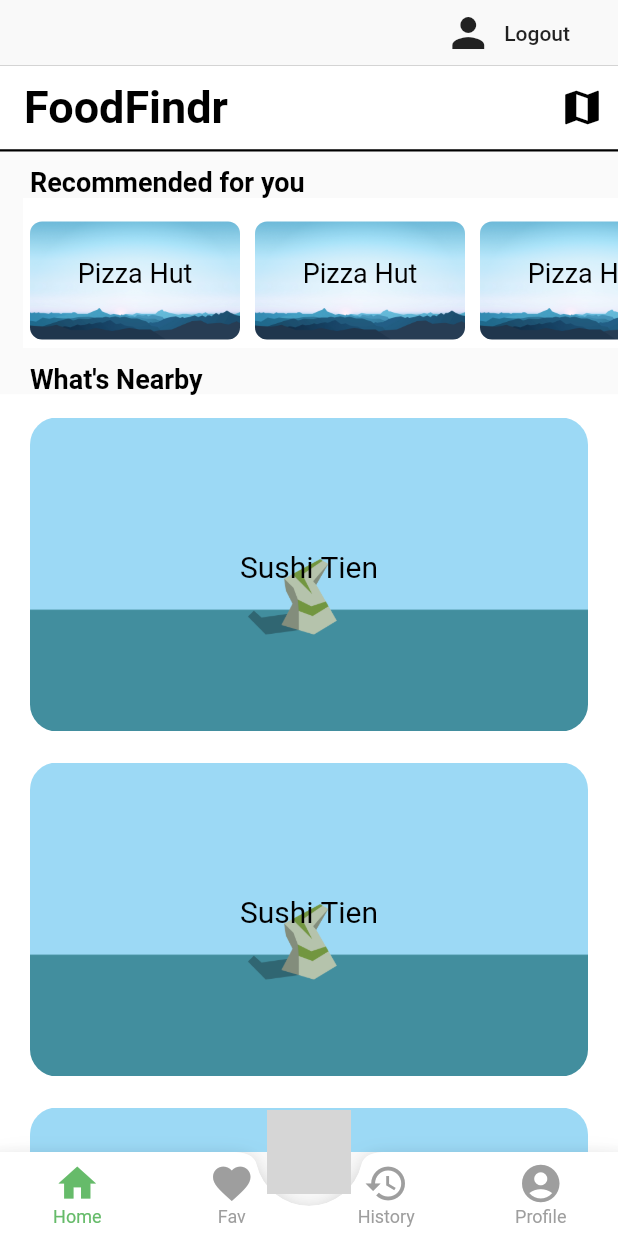
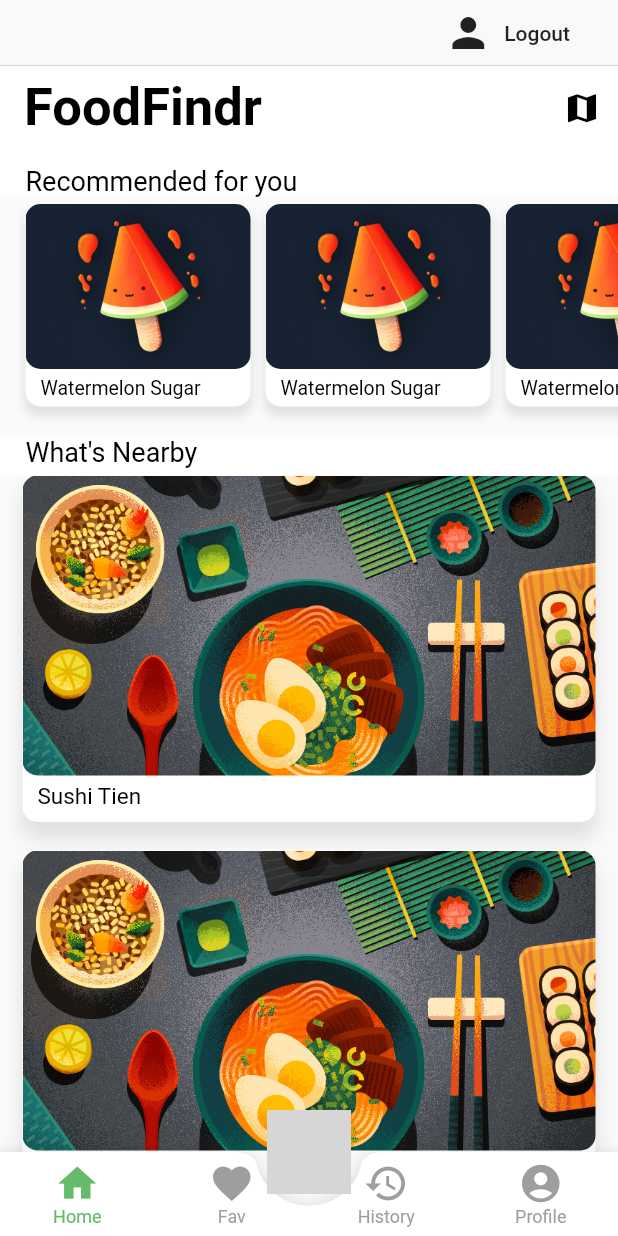
Before and after one commit to eric-li18/foodfindr, a Flutter app: the screen it shows once a user with an empty profile is signed in, on a phone screen of 412 x 824 dp. Run offline on Flutter 3.47's test engine with Material 2 defaults, Android fonts, the phone set to English and light mode, and no system bars; our stand-ins replace firebase_auth, flutter_signin_button, font_awesome_flutter, google_sign_in; missing offline and left inert: flutter_facebook_login, flutter_speed_dial_material_design; accounts and stored records are empty; Roboto replaces fonts that are missing (Futura Medium); grey boxes are pictures that could not be loaded.

Commit message:
Modified home page, adding drop shadows and moved text position

```diff
--- a/lib/screens/home/home.dart
+++ b/lib/screens/home/home.dart
@@ -18,9 +18,10 @@ class _HomePageState extends State<HomePage> {
               title: Text(
                 'FoodFindr',
                 style: TextStyle(
+                  fontFamily: 'Futura Medium',
                   color: Colors.black,
                   fontWeight: FontWeight.bold,
-                  fontSize: 30,
+                  fontSize: 35,
                 )
               ),
               actions: <Widget>[
@@ -28,68 +29,89 @@ class _HomePageState extends State<HomePage> {
                   icon: Icon(
                     Icons.map,
                     color: Colors.black,
-                    size: 30,
+                    size: 25,
                   ),
                   onPressed: null,
                 )
               ],
               elevation: 0,
               backgroundColor: Colors.white,
-              bottom: PreferredSize(
-                child: Container(
-                  color: Colors.black,
-                  height: 1.5,
-                ),
-                preferredSize: Size.fromHeight(1.0)
-              ),
+              // bottom: PreferredSize(
+              //   child: Container(
+              //     color: Colors.black,
+              //     height: 1.5,
+              //   ),
+              //   preferredSize: Size.fromHeight(1.0)
+              // ),
             ),
 
             SliverToBoxAdapter(
               child: Container(
+                color: Colors.white,
                 child: Text(
                   'Recommended for you',
                   style: TextStyle(
+                    fontFamily: 'Futura Medium',
                     color: Colors.black,
                     fontSize: 18,
-                    fontWeight: FontWeight.bold,
+                    // fontWeight: FontWeight.bold,
                   ),
                 ),
-                padding: EdgeInsets.only(left: 20, top: 10),
+                padding: EdgeInsets.only(left: 17, top: 10),
               )
             ),
 
             SliverToBoxAdapter(
               child: Container(
-                padding: EdgeInsets.only(left: 15),
-                height: 100.0,
+                padding: EdgeInsets.only(left: 12, top: 5),
+                height: 160,
                 child: ListView.builder(
                   scrollDirection: Axis.horizontal,
                   itemCount: 10,
                   itemBuilder: (BuildContext context, int index) {
                     return Container(
                       width: 150.0,
-                      color: Colors.white,
-                      child: Stack(
+                      // color: Colors.white,
+                      margin: EdgeInsets.only(left: 5, right: 5, bottom: 20),
+                      decoration: BoxDecoration(
+                        color: Colors.white,
+                        borderRadius: BorderRadius.circular(10),
+                        boxShadow: [
+                          new BoxShadow(
+                            color: Colors.grey[300],
+                            offset: new Offset(0.0, 5.0),
+                            blurRadius: 5.0,
+                            spreadRadius: 1.0
+                          )
+                        ],
+                      ),
+                      child: Column(
                         children: <Widget> [
                           Container(
-                            padding: EdgeInsets.only(top: 10, left: 5, right: 5),
-                            color: Colors.white,
+                            height: 110,
+                            // margin: EdgeInsets.only(left: 5, right: 5),
                             alignment: Alignment.center,
-                            child: ClipRRect(
-                              borderRadius: BorderRadius.circular(8),
-                              child: FittedBox(
-                                child: Image.asset('assets/Sky.jpg'),
-                                fit: BoxFit.fill,
+                            decoration: ShapeDecoration(
+                              image: DecorationImage(
+                                image: ExactAssetImage(
+                                  'assets/Watermelon.jpg'
+                                ),
+                                fit: BoxFit.cover
+                              ),
+                              shape: RoundedRectangleBorder(
+                                borderRadius: BorderRadiusDirectional.circular(10)
                               )
-                            )
+                            ),
                           ),
                           Container(
-                            alignment: Alignment.center,
+                            padding: EdgeInsets.only(top: 5, left: 10),
+                            alignment: Alignment.bottomLeft,
                             child: Text(
-                              'Pizza Hut',
+                              'Watermelon Sugar',
                               style: TextStyle(
                                 color: Colors.black,
-                                fontSize: 18,
+                                fontFamily: 'Futura Medium',
+                                fontSize: 13,
                               ),
                             ),
                           ),
@@ -103,45 +125,64 @@ class _HomePageState extends State<HomePage> {
 
             SliverToBoxAdapter(
               child: Container(
+                color: Colors.white,
                 child: Text(
                   'What\'s Nearby',
                   style: TextStyle(
+                    fontFamily: 'Futura Medium',
                     color: Colors.black,
                     fontSize: 18,
-                    fontWeight: FontWeight.bold,
+                    // fontWeight: FontWeight.bold,
                   ),
                 ),
-                padding: EdgeInsets.only(left: 20, top: 10),
+                padding: EdgeInsets.only(left: 17, bottom: 5),
               )
             ),
 
             SliverFixedExtentList(
-              itemExtent: 230.0,
+              itemExtent: 250,
               delegate: SliverChildBuilderDelegate(
                 (BuildContext context, int index) {
                   return Container(
-                    color: Colors.white,
-                    child: Stack(
+                    margin: EdgeInsets.only(left: 15, right: 15, bottom: 19),
+                    decoration: BoxDecoration(
+                      color: Colors.white,
+                      borderRadius: BorderRadius.circular(10),
+                      boxShadow: [
+                        new BoxShadow(
+                          color: Colors.grey[300],
+                          offset: new Offset(0.0, 10.0),
+                          blurRadius: 10.0,
+                          spreadRadius: 1.0
+                        )
+                      ],
+                    ),
+                    child: Column(
                       children: <Widget> [
                         Container(
-                          padding: EdgeInsets.only(top:10, left: 20, right: 20),
-                          color: Colors.white,
+                          height: 200,
                           alignment: Alignment.center,
-                          child: ClipRRect(
-                            borderRadius: BorderRadius.circular(18),
-                            child: FittedBox(
-                              child: Image.asset('assets/Something.png'),
-                              fit: BoxFit.fill,
+                          decoration: ShapeDecoration(
+                            image: DecorationImage(
+                              image: ExactAssetImage(
+                                'assets/Ramen.jpg'
+                              ),
+                              fit: BoxFit.cover
+                            ),
+                            shape: RoundedRectangleBorder(
+                              borderRadius: BorderRadiusDirectional.circular(10)
                             )
-                          )
+                          ),
                         ),
                         Container(
-                          alignment: Alignment.center,
+                          padding: EdgeInsets.only(left: 10, top: 5),
+                          alignment: Alignment.bottomLeft,
                           child: Text(
                             'Sushi Tien',
                             style: TextStyle(
+                              fontFamily: 'Futura Medium',
                               color: Colors.black,
-                              fontSize: 20,
+                              fontSize: 15,
                             ),
                           ),
                         ),
--- a/pubspec.yaml
+++ b/pubspec.yaml
@@ -53,6 +53,8 @@ flutter:
   assets:
     - assets/Something.png
     - assets/Sky.jpg
+    - assets/Watermelon.jpg
+    - assets/Ramen.jpg
 
   # An image asset can refer to one or more resolution-specific "variants", see
   # https://flutter.dev/assets-and-images/#resolution-aware.
```
Also changed, not shown: assets/Ramen.jpg (added), assets/Watermelon.jpg (added).
